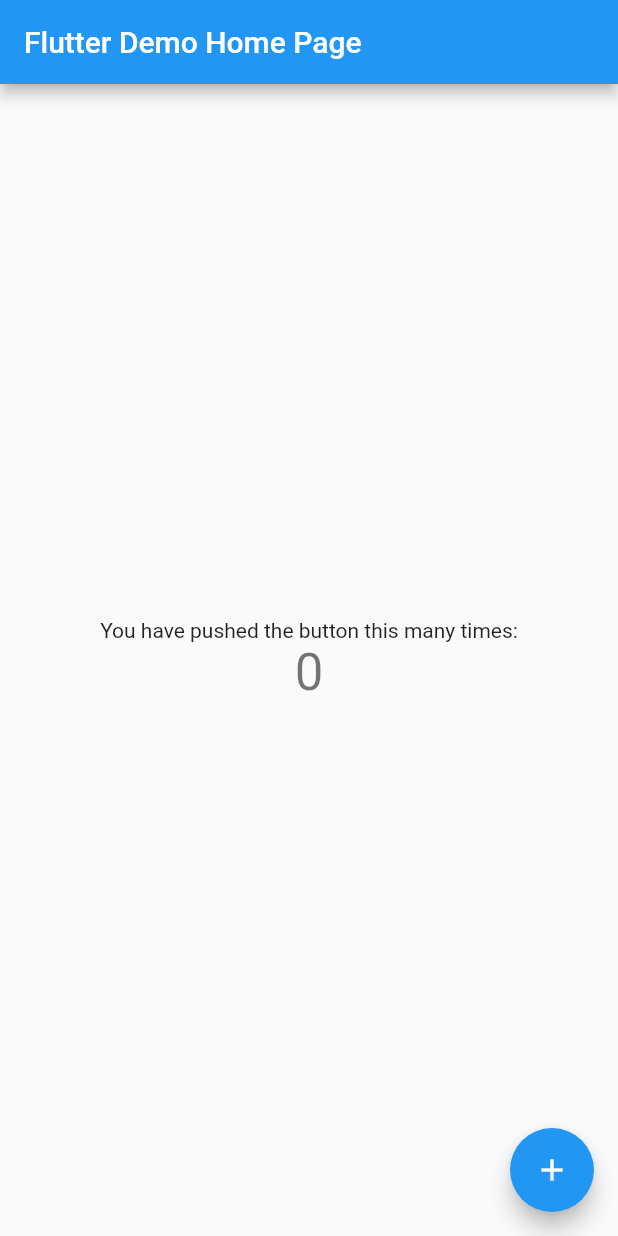
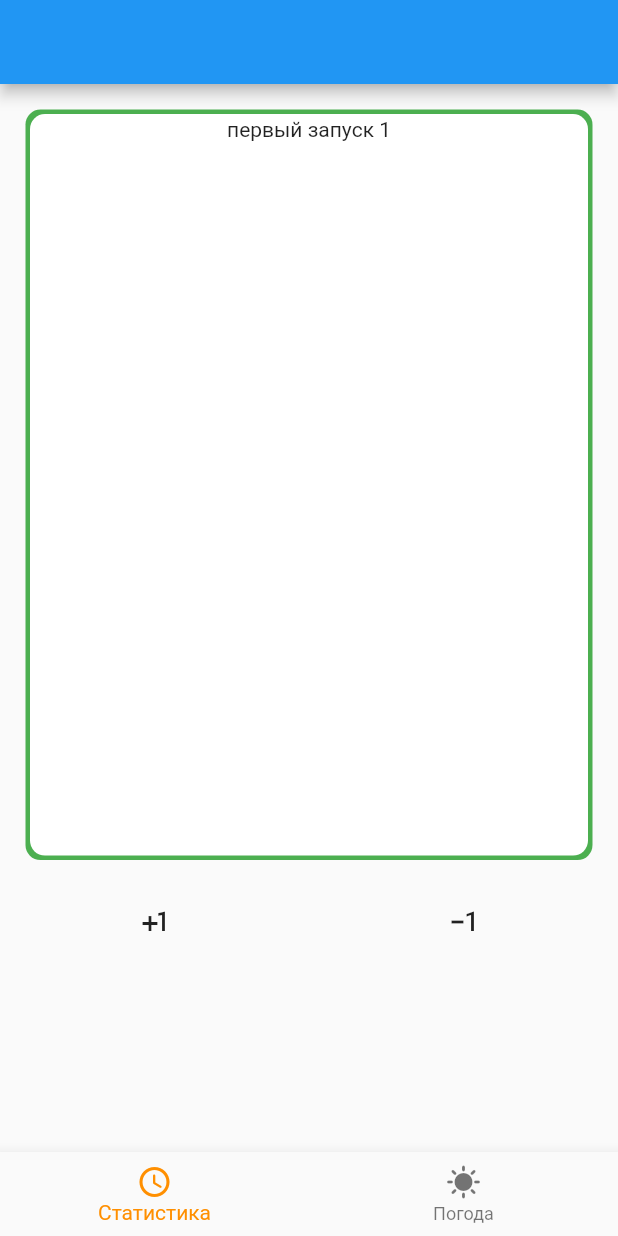
Before and after one commit to KiryutkinIlya/flutter-mobile-app, a Flutter app: the screen it shows after launch, on a phone screen of 412 x 824 dp. Run offline on Flutter 3.47's test engine with Material 2 defaults, Android fonts, the phone set to English and light mode, and no system bars; our stand-ins replace connectivity.

Commit message:
Lab_1 реализовано отображение лист вью, навигация

```diff
--- /dev/null
+++ b/lib/PageVertical/list_page_v.dart
@@ -0,0 +1,67 @@
+import 'package:flutter/cupertino.dart';
+import 'package:flutter/material.dart';
+
+class MyHomeVerticalPage extends StatefulWidget {
+  const MyHomeVerticalPage({super.key, required this.title});
+
+  final String title;
+
+  @override
+  State<MyHomeVerticalPage> createState() => _MyHomeVerticalPageState();
+}
+
+class _MyHomeVerticalPageState extends State<MyHomeVerticalPage> {
+  int _count = 0;
+  @override
+  Widget build(BuildContext context) {
+    return Scaffold(
+      body: Container(
+        child: Column(
+          crossAxisAlignment: CrossAxisAlignment.start,
+          mainAxisAlignment: MainAxisAlignment.start,
+          children: [
+            Container(
+              margin: EdgeInsets.all(20),
+              decoration: BoxDecoration(
+                borderRadius: BorderRadius.circular(10),
+                color: Colors.white,
+                boxShadow: [
+                  BoxShadow(color: Colors.green, spreadRadius: 3),
+                ],
+              ),
+              height: MediaQuery.of(context).size.height * 0.6,
+              width: MediaQuery.of(context).size.width * 1,
+              child: ListView.builder(
+                  itemBuilder: (context, index) {
+                    return new Container(
+                        margin: EdgeInsets.only(top: 2),
+                        child: Center(
+                          child: Text(' ${widget.title} ${(index + 1).toString()} ',
+                          ),
+                        ));
+                  },
+                  itemCount: _count > 0 ? _count : 1),
+            ),
+            Row(
+              mainAxisAlignment: MainAxisAlignment.spaceAround,
+              children: [
+                IconButton(
+                    onPressed: () {
+                      _count++;
+                      setState(() {});
+                    },
+                    icon: Icon(Icons.plus_one)),
+                IconButton(
+                    onPressed: () {
+                      if (_count > 1) _count--;
+                      setState(() {});
+                    },
+                    icon: Icon(Icons.exposure_minus_1)),
+              ],
+            )
+          ],
+        ),
+      ),
+    );
+  }
+}
--- /dev/null
+++ b/lib/basePage/list_page.dart
@@ -0,0 +1,34 @@
+
+import 'package:flutter/cupertino.dart';
+import 'package:flutter/material.dart';
+import 'package:my_app/PageHorizontal/list_page_h.dart';
+import 'package:my_app/PageVertical/list_page_v.dart';
+import 'package:my_app/widget/bottom_navigation.dart';
+
+class ListPage extends StatefulWidget {
+  const ListPage({super.key, required this.title
+  });
+
+  final String title;
+
+  @override
+  State<ListPage> createState() => _ListPageState();
+}
+
+class _ListPageState extends State<ListPage> {
+
+  @override
+  Widget build(BuildContext context) {
+    return Scaffold(
+        appBar: AppBar(
+          title: Text(''),
+        ),
+        body: OrientationBuilder(
+            builder: (context, orientation) {
+              return orientation == Orientation.portrait ?
+              MyHomeVerticalPage(title: widget.title,) : MyHomeHorizontalPage(
+                title: widget.title,);
+            }),
+    bottomNavigationBar: BottomNavigation(index:0),);
+  }
+}
--- a/lib/main.dart
+++ b/lib/main.dart
@@ -1,5 +1,7 @@
 import 'package:flutter/material.dart';
-
+import 'package:my_app/route_generator.dart';
+import 'basePage/list_page.dart';
+//https://yandex.com/time/sync.json?geo=49
 void main() {
   runApp(const MyApp());
 }
@@ -7,109 +9,15 @@ void main() {
 class MyApp extends StatelessWidget {
   const MyApp({super.key});
 
-  // This widget is the root of your application.
   @override
   Widget build(BuildContext context) {
     return MaterialApp(
-      title: 'Flutter Demo',
+      title: 'Дневник погоды',
+      onGenerateRoute: RouteGenerator.generateRoute,
       theme: ThemeData(
-        // This is the theme of your application.
-        //
-        // Try running your application with "flutter run". You'll see the
-        // application has a blue toolbar. Then, without quitting the app, try
-        // changing the primarySwatch below to Colors.green and then invoke
-        // "hot reload" (press "r" in the console where you ran "flutter run",
-        // or simply save your changes to "hot reload" in a Flutter IDE).
-        // Notice that the counter didn't reset back to zero; the application
-        // is not restarted.
         primarySwatch: Colors.blue,
       ),
-      home: const MyHomePage(title: 'Flutter Demo Home Page'),
+      home: ListPage(title: 'первый запуск',),
     );
   }
 }
-
-class MyHomePage extends StatefulWidget {
-  const MyHomePage({super.key, required this.title});
-
-  // This widget is the home page of your application. It is stateful, meaning
-  // that it has a State object (defined below) that contains fields that affect
-  // how it looks.
-
-  // This class is the configuration for the state. It holds the values (in this
-  // case the title) provided by the parent (in this case the App widget) and
-  // used by the build method of the State. Fields in a Widget subclass are
-  // always marked "final".
-
-  final String title;
-
-  @override
-  State<MyHomePage> createState() => _MyHomePageState();
-}
-
-class _MyHomePageState extends State<MyHomePage> {
-  int _counter = 0;
-
-  void _incrementCounter() {
-    setState(() {
-      // This call to setState tells the Flutter framework that something has
-      // changed in this State, which causes it to rerun the build method below
-      // so that the display can reflect the updated values. If we changed
-      // _counter without calling setState(), then the build method would not be
-      // called again, and so nothing would appear to happen.
-      _counter++;
-    });
-  }
-
-  @override
-  Widget build(BuildContext context) {
-    // This method is rerun every time setState is called, for instance as done
-    // by the _incrementCounter method above.
-    //
-    // The Flutter framework has been optimized to make rerunning build methods
-    // fast, so that you can just rebuild anything that needs updating rather
-    // than having to individually change instances of widgets.
-    return Scaffold(
-      appBar: AppBar(
-        // Here we take the value from the MyHomePage object that was created by
-        // the App.build method, and use it to set our appbar title.
-        title: Text(widget.title),
-      ),
-      body: Center(
-        // Center is a layout widget. It takes a single child and positions it
-        // in the middle of the parent.
-        child: Column(
-          // Column is also a layout widget. It takes a list of children and
-          // arranges them vertically. By default, it sizes itself to fit its
-          // children horizontally, and tries to be as tall as its parent.
-          //
-          // Invoke "debug painting" (press "p" in the console, choose the
-          // "Toggle Debug Paint" action from the Flutter Inspector in Android
-          // Studio, or the "Toggle Debug Paint" command in Visual Studio Code)
-          // to see the wireframe for each widget.
-          //
-          // Column has various properties to control how it sizes itself and
-          // how it positions its children. Here we use mainAxisAlignment to
-          // center the children vertically; the main axis here is the vertical
-          // axis because Columns are vertical (the cross axis would be
-          // horizontal).
-          mainAxisAlignment: MainAxisAlignment.center,
-          children: <Widget>[
-            const Text(
-              'You have pushed the button this many times:',
-            ),
-            Text(
-              '$_counter',
-              style: Theme.of(context).textTheme.headline4,
-            ),
-          ],
-        ),
-      ),
-      floatingActionButton: FloatingActionButton(
-        onPressed: _incrementCounter,
-        tooltip: 'Increment',
-        child: const Icon(Icons.add),
-      ), // This trailing comma makes auto-formatting nicer for build methods.
-    );
-  }
-}
--- /dev/null
+++ b/lib/widget/bottom_navigation.dart
@@ -0,0 +1,43 @@
+import 'package:flutter/material.dart';
+
+class BottomNavigation extends StatefulWidget {
+  const BottomNavigation({super.key, required this.index});
+
+  final int index;
+
+  @override
+  State<BottomNavigation> createState() => _BottomNavigationState();
+}
+
+class _BottomNavigationState extends State<BottomNavigation> {
+
+  @override
+  Widget build(BuildContext context) {
+    return BottomNavigationBar(
+      items: const <BottomNavigationBarItem>[
+        BottomNavigationBarItem(
+          icon: Icon(Icons.access_time_rounded),
+          label: 'Статистика',
+        ),
+        BottomNavigationBarItem(
+          icon: Icon(Icons.sunny),
+          label: 'Погода',
+        ),
+      ],
+      currentIndex: widget.index,
+      selectedItemColor: Colors.amber[800],
+      onTap:  (index)=>_onItemTapped(context,index),
+    );
+  }
+  void _onItemTapped(BuildContext context, int index) {
+    switch(index)
+    {
+      case 0:
+        Navigator.of(context).pushNamed('/listPage' ,arguments: {'tittle': 'из нижний панели'});
+        break;
+      case 1:
+        Navigator.pushNamedAndRemoveUntil(context,'/weatherPage' ,(route) => false);
+        break;
+    }
+  }
+}
```
Also changed, not shown: fonts/selection.json (added, +1 -0 lines), lib/PageHorizontal/list_page_h.dart (added, +67 -0 lines), lib/appIcons.dart (added, +24 -0 lines), lib/basePage/weather_pade.dart (added, +237 -0 lines), lib/route_generator.dart (added, +46 -0 lines), lib/temp.dart (added, +49 -0 lines), lib/weather.dart (added, +27 -0 lines), lib/widget/itemWidget.dart (added, +19 -0 lines), pubspec.yaml (+8 -4 lines), fonts/appIcons.ttf (added), lib/widget/buttonWidget.dart (added), pubspec.lock, 1 other file.
